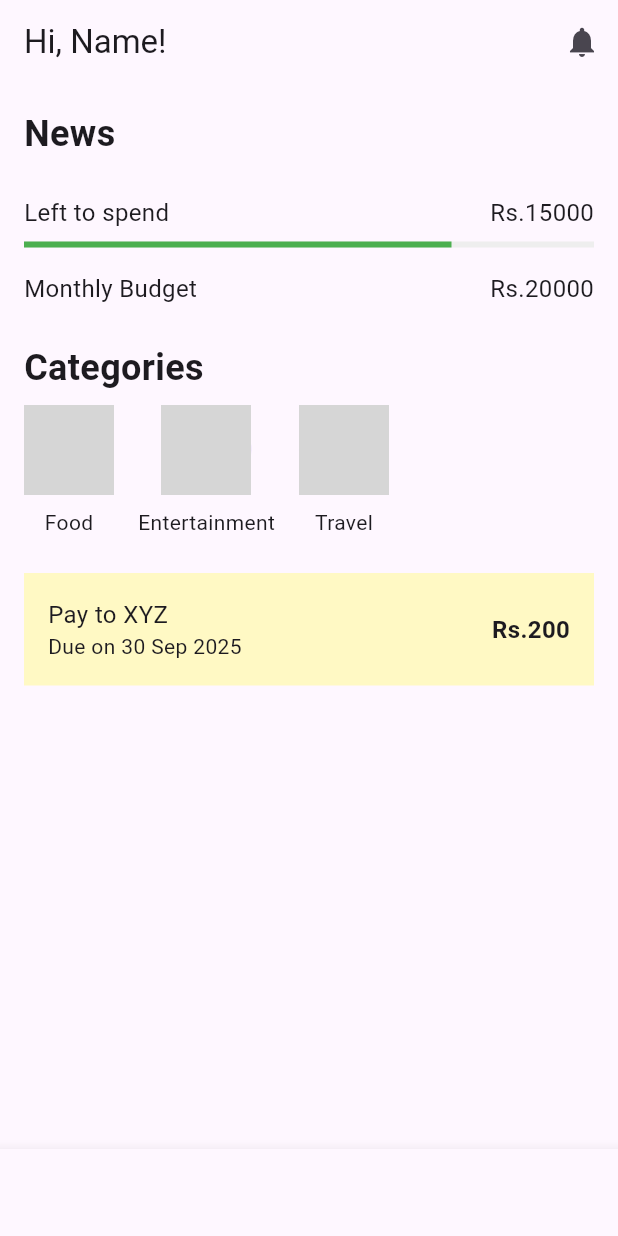
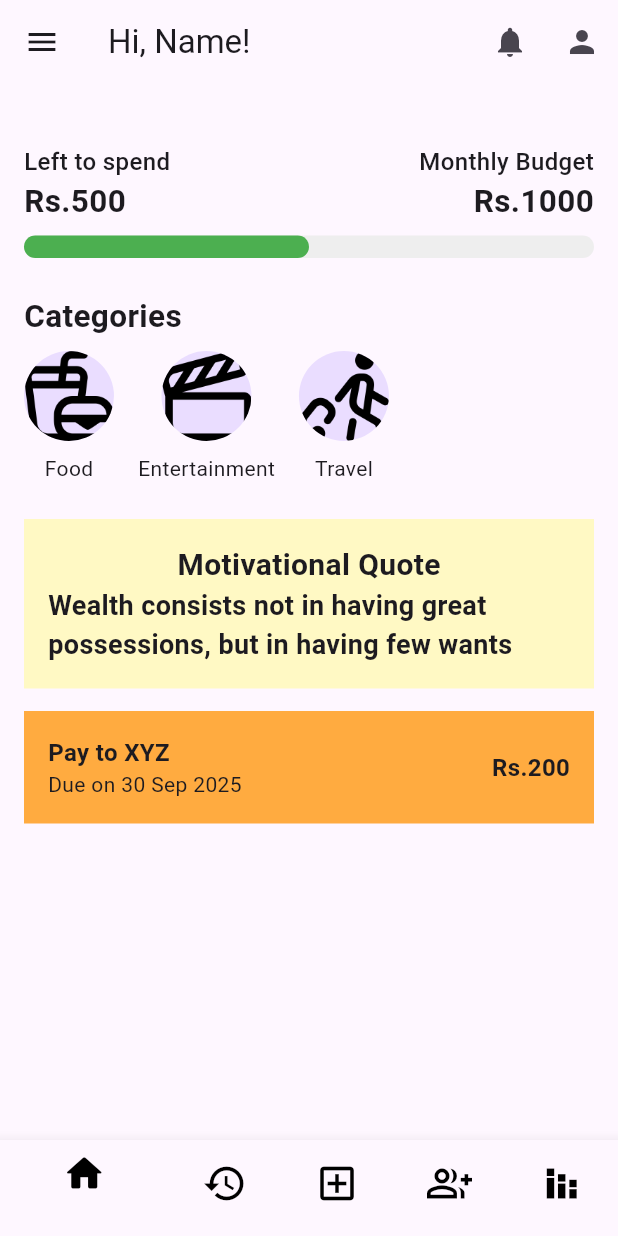
Before and after one commit to Sejal055/dbms_proj, a Flutter app: the HomePage screen opened directly, on a phone screen of 412 x 824 dp. Run offline on Flutter 3.47's test engine with Material 3 defaults, Android fonts, the light colour scheme and no system bars; our stand-ins replace firebase_auth, firebase_core; accounts and stored records are empty; grey boxes are pictures that could not be loaded.

Commit message:
Created 2 pages

```diff
--- a/dbms_pro/lib/home_page.dart
+++ b/dbms_pro/lib/home_page.dart
@@ -8,6 +8,7 @@ class MyApp extends StatelessWidget {
   @override
   Widget build(BuildContext context) {
     return MaterialApp(
+      debugShowCheckedModeBanner: false,
       home: HomePage(),
     );
   }
@@ -17,11 +18,49 @@ class HomePage extends StatelessWidget {
   @override
   Widget build(BuildContext context) {
     return Scaffold(
+      drawer: Drawer( // <-- Step 1: Add Drawer
+        child: ListView(
+          padding: EdgeInsets.zero,
+          children: <Widget>[
+            DrawerHeader(
+              decoration: BoxDecoration(
+                color: Colors.blue,
+              ),
+              child: Text(
+                'Menu',
+                style: TextStyle(
+                  color: Colors.white,
+                  fontSize: 24,
+                ),
+              ),
+            ),
+            ListTile(
+              leading: Icon(Icons.home),
+              title: Text('Home'),
+              onTap: () {
+                Navigator.pop(context);
+              },
+            ),
+            ListTile(
+              leading: Icon(Icons.settings),
+              title: Text('Settings'),
+              onTap: () {
+                Navigator.pop(context);
+              },
+            ),
+            // Add more menu items here
+          ],
+        ),
+      ),
       appBar: AppBar(
         title: Text('Hi, Name!'),
         actions: [
           IconButton(
             icon: Icon(Icons.notifications),
+            onPressed: () {},
+          ),
+          IconButton(
+            icon: Icon(Icons.person),
             onPressed: () {},
           ),
         ],
@@ -31,16 +70,16 @@ class HomePage extends StatelessWidget {
         child: Column(
           crossAxisAlignment: CrossAxisAlignment.start,
           children: [
-            // News Section
-            Text(
-              'News',
-              style: TextStyle(
-                fontSize: 24,
-                fontWeight: FontWeight.bold,
-              ),
-            ),
+            //News Section
+            // Text(
+            //   'News',
+            //   style: TextStyle(
+            //     fontSize: 24,
+            //     fontWeight: FontWeight.bold,
+            //   ),
+            // ),
             SizedBox(height: 8),
-            // Image.asset('lib/images/Food.png'), // Replace with your image
+           // Image.asset('lib/images/Food.png'), // Replace with your image
 
             SizedBox(height: 16),
 
@@ -50,41 +89,45 @@ class HomePage extends StatelessWidget {
               children: [
                 Text(
                   'Left to spend',
-                  style: TextStyle(fontSize: 16),
+                  style: TextStyle(fontSize: 16, fontWeight: FontWeight.w500, ),
                 ),
                 Text(
-                  'Rs.15000',
-                  style: TextStyle(fontSize: 16),
+                  'Monthly Budget',
+                  style: TextStyle(fontSize: 16, fontWeight: FontWeight.w500,),
                 ),
               ],
             ),
-            SizedBox(height: 8),
-            LinearProgressIndicator(
-              value: 0.75, // Adjust value to show progress
-              backgroundColor: Colors.grey[200],
-              valueColor: AlwaysStoppedAnimation<Color>(Colors.green),
-            ),
-            SizedBox(height: 16),
+
             Row(
               mainAxisAlignment: MainAxisAlignment.spaceBetween,
               children: [
                 Text(
-                  'Monthly Budget',
-                  style: TextStyle(fontSize: 16),
+                  'Rs.500',
+                  style: TextStyle(fontSize: 21, fontWeight: FontWeight.bold ),
                 ),
                 Text(
-                  'Rs.20000',
-                  style: TextStyle(fontSize: 16),
+                  'Rs.1000',
+                  style: TextStyle(fontSize: 21, fontWeight: FontWeight.bold,),
                 ),
               ],
             ),
+
+            SizedBox(height: 8),
+            LinearProgressIndicator(
+              minHeight: 15,
+              borderRadius: BorderRadius.circular(8),
+              value: 0.5, // Adjust value to show progress
+              backgroundColor: Colors.grey[200],
+              valueColor: AlwaysStoppedAnimation<Color>(Colors.green),
+            ),
+
             SizedBox(height: 24),
 
             // Categories Section
             Text(
               'Categories',
               style: TextStyle(
-                fontSize: 24,
+                fontSize:21,
                 fontWeight: FontWeight.bold,
               ),
             ),
@@ -101,10 +144,29 @@ class HomePage extends StatelessWidget {
             ),
             SizedBox(height: 24),
 
+            Container(
+              padding: EdgeInsets.all(16),
+              color: Colors.yellow[100],
+              child: Column(
+                children: [
+                  Text(
+                    'Motivational Quote',
+                    style: TextStyle(fontSize: 20, fontWeight: FontWeight.bold),
+                  ),
+
+                  Text(
+                    'Wealth consists not in having great possessions, but in having few wants',
+                    style: TextStyle(fontSize: 18, fontWeight: FontWeight.w600),
+                  )
+                ],
+              ),
+            ),
+            SizedBox(height: 15,),
+
             // Payment Section
             Container(
               padding: EdgeInsets.all(16),
-              color: Colors.yellow[100],
+              color: Colors.orangeAccent,
               child: Row(
                 mainAxisAlignment: MainAxisAlignment.spaceBetween,
                 children: [
@@ -113,7 +175,7 @@ class HomePage extends StatelessWidget {
                     children: [
                       Text(
                         'Pay to XYZ',
-                        style: TextStyle(fontSize: 16),
+                        style: TextStyle(fontSize: 16, fontWeight: FontWeight.bold),
                       ),
                       Text(
                         'Due on 30 Sep 2025',
@@ -132,22 +194,46 @@ class HomePage extends StatelessWidget {
         ),
       ),
       bottomNavigationBar: BottomNavigationBar(
+
         items: [
           BottomNavigationBarItem(
-            icon: Icon(Icons.home),
+            icon: Icon(
+              size: 30,
+              color: Colors.black,
+              Icons.home_rounded,
+              ),
             label: 'Home',
           ),
           BottomNavigationBarItem(
-            icon: Icon(Icons.add),
-            label: 'Add',
+            icon: Icon(
+              size: 30,
+              color: Colors.black,
+              Icons.history,
+            ),
+            label: 'History',
           ),
           BottomNavigationBarItem(
-            icon: Icon(Icons.search),
-            label: 'Search',
+            icon: Icon(size: 30,
+              color: Colors.black,
+              Icons.add_box_outlined,
+              ),
+            label: 'Create',
           ),
           BottomNavigationBarItem(
-            icon: Icon(Icons.more_horiz),
-            label: 'More',
+            icon: Icon(
+              size: 30,
+              color: Colors.black,
+              Icons.group_add_outlined,
+              ),
+            label: 'Group',
+          ),
+          BottomNavigationBarItem(
+            icon: Icon(
+              size: 30,
+              color: Colors.black,
+              Icons.stacked_bar_chart,
+              ),
+            label: 'Group',
           ),
         ],
       ),
--- a/dbms_pro/lib/main.dart
+++ b/dbms_pro/lib/main.dart
@@ -1,5 +1,5 @@
 import 'package:flutter/material.dart';
-import 'package:budget_buddy/pages/home_page.dart';// Import your HomePage UI file here
+import 'home_page.dart';
 
 void main() {
   runApp(const BudgetBuddyApp());
--- a/dbms_pro/pubspec.yaml
+++ b/dbms_pro/pubspec.yaml
@@ -60,8 +60,8 @@ flutter:
   uses-material-design: true
 
   # To add assets to your application, add an assets section, like this:
-  # assets:
-  #   - images/a_dot_burr.jpeg
+  assets:
+    - lib/images/
   #   - images/a_dot_ham.jpeg
 
   # An image asset can refer to one or more resolution-specific "variants", see
```
